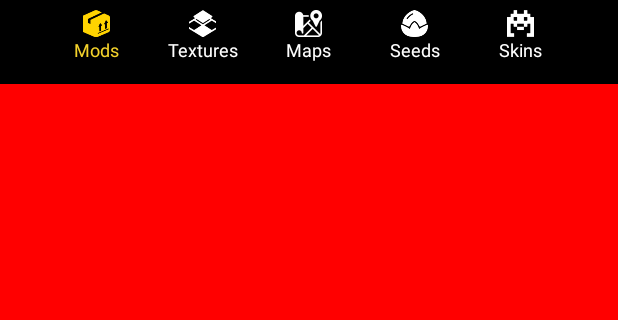
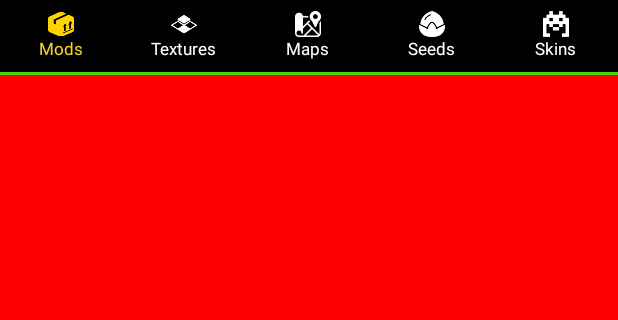
Before and after one commit to Dariia-1992/Aio_Project, an Android app: the fragment TabsFragment shown on its own in the app's theme, on a phone screen of 412 x 824 dp, the part 90-410 px from its top. Run offline under Robolectric (Android 15) with nearby library versions, the phone set to English and light mode, and no system bars.

Commit message:
Add tabs (part 2)

```diff
--- a/app/src/main/res/layout/activity_main.xml
+++ b/app/src/main/res/layout/activity_main.xml
@@ -21,12 +21,6 @@
 
 </androidx.constraintlayout.widget.ConstraintLayout>
 
-<!--    <View-->
-<!--        android:id="@+id/view_color"-->
-<!--        android:layout_width="match_parent"-->
-<!--        android:layout_height="2dp"-->
-<!--        android:layout_below="@id/tabLayout"-->
-<!--        android:background="@color/title_color"/>-->
 <!--    <LinearLayout-->
 <!--        android:id="@+id/search_layout"-->
 <!--        android:layout_width="match_parent"-->
--- a/app/src/main/res/layout/custom_tab.xml
+++ b/app/src/main/res/layout/custom_tab.xml
@@ -1,18 +1,22 @@
 <?xml version="1.0" encoding="utf-8"?>
 <LinearLayout xmlns:android="http://schemas.android.com/apk/res/android"
+    xmlns:tools="http://schemas.android.com/tools"
     android:orientation="vertical"
     android:layout_width="wrap_content"
     android:gravity="center"
     android:layout_height="wrap_content">
+
     <ImageView
         android:id="@+id/tabImageView"
-        android:layout_width="@dimen/tab_icon"
-        android:layout_height="@dimen/tab_icon"
-        android:scaleType="centerCrop"/>
+        android:layout_width="@dimen/tab_icon_size"
+        android:layout_height="@dimen/tab_icon_size"/>
+
     <TextView
         android:id="@+id/tabTextView"
         android:layout_width="wrap_content"
         android:layout_height="wrap_content"
-        android:textSize="12sp"/>
+        android:textSize="11sp"
+        fontPath="fonts/Roboto-Regular.ttf"
+        tools:ignore="MissingPrefix"/>
 
 </LinearLayout>
--- a/app/src/main/res/layout/fragment_tabs.xml
+++ b/app/src/main/res/layout/fragment_tabs.xml
@@ -2,7 +2,8 @@
 <RelativeLayout xmlns:android="http://schemas.android.com/apk/res/android"
     android:layout_width="match_parent"
     android:layout_height="match_parent"
-    xmlns:tools="http://schemas.android.com/tools">
+    xmlns:tools="http://schemas.android.com/tools"
+    xmlns:app="http://schemas.android.com/apk/res-auto">
 
     <RelativeLayout
         android:id="@+id/toolbar"
@@ -64,18 +65,27 @@
     <com.google.android.material.tabs.TabLayout
         android:id="@+id/tabLayout"
         android:layout_width="match_parent"
-        android:layout_height="wrap_content"
-        android:minHeight="?actionBarSize"
+        android:layout_height="@dimen/tab_container_height"
         android:layout_below="@id/toolbar"
-        style="@style/MyCustomTabLayout"
-        android:background="@color/black" />
+        android:background="@color/black"
+        app:tabMode="fixed"
+        app:tabGravity="fill"
+        app:tabIndicatorHeight="0dp"
+        />
 
-<!--  TODO: sort fields  -->
+    <View
+        android:id="@+id/divider"
+        android:layout_width="match_parent"
+        android:layout_height="2dp"
+        android:layout_below="@id/tabLayout"
+        android:background="@color/title_color"/>
+
+    <!--  TODO: sort fields  -->
 
     <androidx.viewpager.widget.ViewPager
         android:id="@+id/viewPager"
         android:layout_width="match_parent"
         android:layout_height="match_parent"
-        android:layout_below="@id/tabLayout"/>
+        android:layout_below="@id/divider"/>
 
 </RelativeLayout>
--- a/app/src/main/res/values/dimens.xml
+++ b/app/src/main/res/values/dimens.xml
@@ -3,14 +3,11 @@
     <dimen name="logo_icon">32dp</dimen>
     <dimen name="margin_toolbar">12dp</dimen>
     <dimen name="main_margin">12dp</dimen>
-    <dimen name="tab_icon">18dp</dimen>
-    <dimen name="tab_icon_width">58dp</dimen>
-    <dimen name="tab_icon_height">30dp</dimen>
+
     <dimen name="title_space">48dp</dimen>
     <dimen name="tab_layout_height">48dp</dimen>
     <dimen name="tab_padding">6dp</dimen>
     <dimen name="margin_for_more_button">12dp</dimen>
-
     <dimen name="item_width">90dp</dimen>
     <dimen name="item_height">124dp</dimen>
     <dimen name="item_height_in_mode">190dp</dimen>
@@ -25,4 +22,6 @@
     <dimen name="vip_icon_margin">12dp</dimen>
     <dimen name="vip_icon_width">32dp</dimen>
     <dimen name="vip_icon_height">24dp</dimen>
+    <dimen name="tab_container_height">48dp</dimen>
+    <dimen name="tab_icon_size">17dp</dimen>
 </resources>
--- a/app/src/main/res/values/styles.xml
+++ b/app/src/main/res/values/styles.xml
@@ -11,15 +11,4 @@
         <item name="android:windowBackground">@drawable/splash_screen_theme</item>
     </style>
 
-    <style name="MyCustomTabLayout" parent="Widget.Design.TabLayout">
-        <item name="tabTextColor">@color/white</item>
-        <item name="tabMode">fixed</item>
-        <item name="tabGravity">center</item>
-        <item name="tabTextAppearance">@style/MyCustomTabTextAppearance</item>
-        <item name="tabIndicatorHeight">0dp</item>
-    </style>
-    <style name="MyCustomTabTextAppearance" parent="TextAppearance.Design.Tab">
-        <item name="textAllCaps">false</item>
-    </style>
-
 </resources>
```
Also changed, not shown: app/src/main/assets/fonts/Roboto-Regular.ttf (added).
